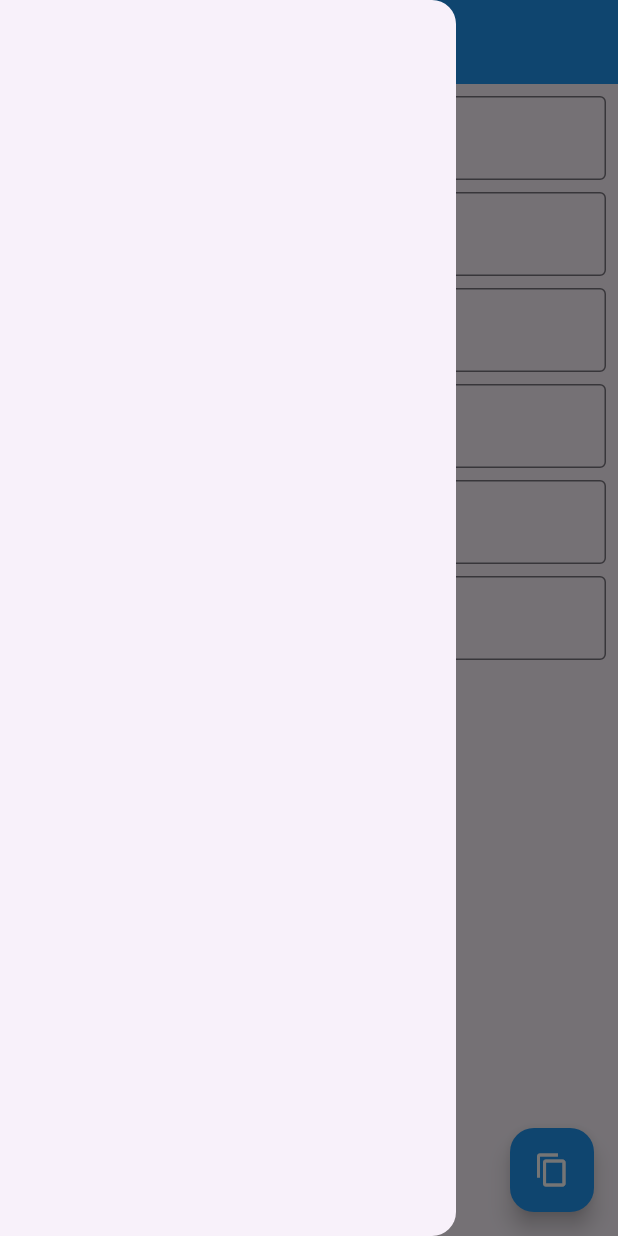
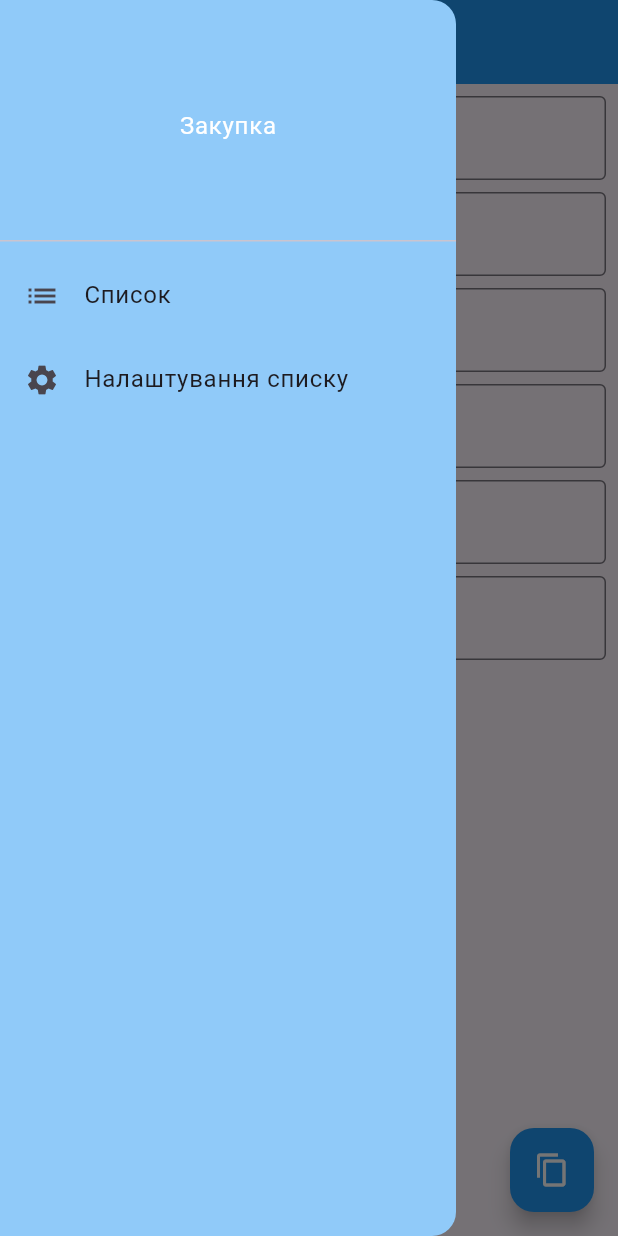
Before and after one commit to mr-diko/order-list, a Flutter app: the HomePage screen opened directly, with the side drawer open, on a phone screen of 412 x 824 dp. Run offline on Flutter 3.47's test engine with Material 3 defaults, Android fonts, the phone set to English and light mode, and no system bars; statements that could not run were skipped.

Commit message:
refactor: rename home_page to list page

```diff
--- a/lib/pages/home_page.dart
+++ b/lib/pages/list_page.dart
@@ -70,7 +70,29 @@ class _HomePageState extends State<HomePage> {
             style: TextStyle(color: Colors.white),
           ),
         ),
-        drawer: Drawer(),
+        drawer: Drawer(
+          backgroundColor: Colors.blue[200],
+          child: ListView(
+            children: const [
+              DrawerHeader(
+                child: Center(
+                  child: Text(
+                    'Закупка',
+                    style: TextStyle(color: Colors.white),
+                  ),
+                ),
+              ),
+              ListTile(
+                leading: Icon(Icons.list),
+                title: Text('Список'),
+              ),
+              ListTile(
+                leading: Icon(Icons.settings),
+                title: Text('Налаштування списку'),
+              ),
+            ],
+          ),
+        ),
         floatingActionButton: FloatingActionButton(
           backgroundColor: Colors.blue,
           onPressed: showFilledFilds,
```
